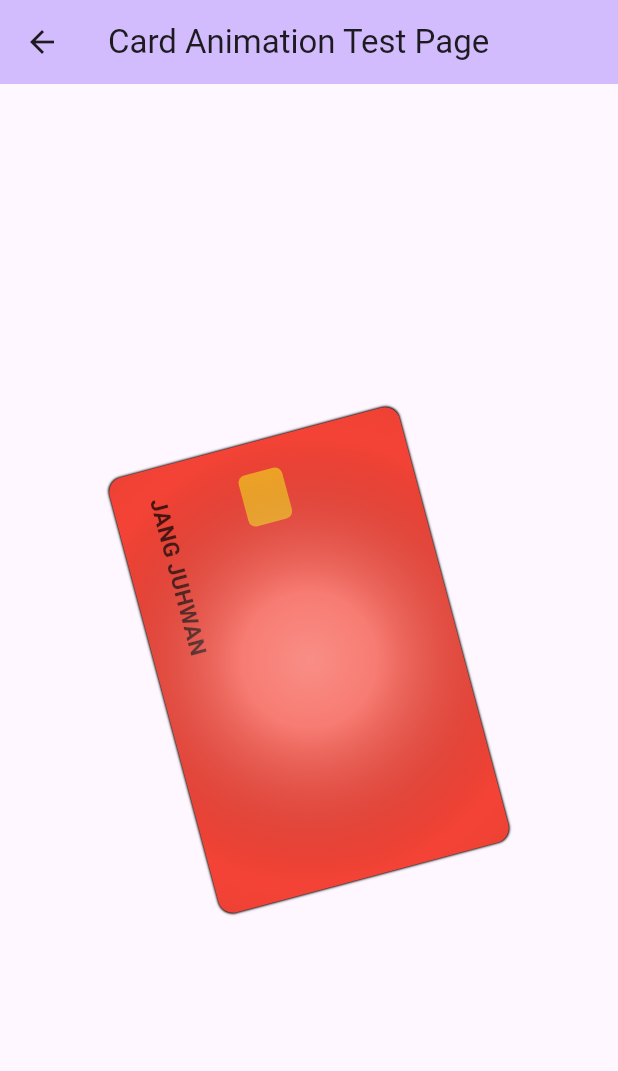
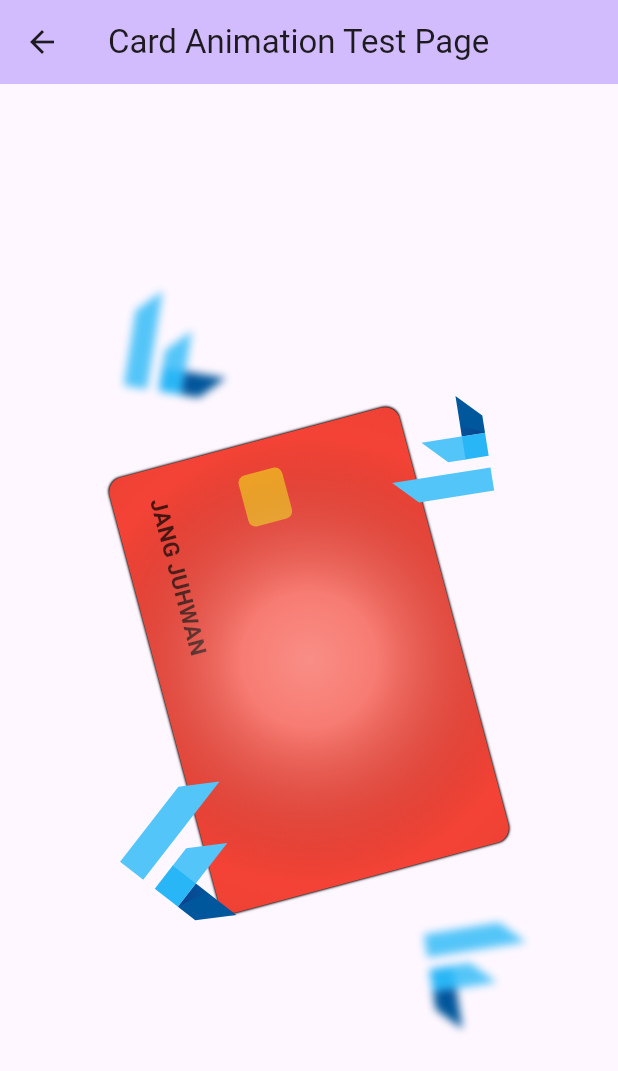
Before and after one commit to orange-amuz/orange_core, a Flutter app: the CardAnimationTestPage screen opened directly, on a phone screen of 412 x 824 dp. Shown: the top 1071 px of the screen. Run offline on Flutter 3.47's test engine with Material 2 defaults, Android fonts, the phone set to English and light mode, and no system bars.

Commit message:
카드 애니메이션 페이지, 주사위 애니메이션 페이지 수정

```diff
--- a/example/lib/pages/card_animation_test_page/card_animation_test_page.dart
+++ b/example/lib/pages/card_animation_test_page/card_animation_test_page.dart
@@ -1,7 +1,7 @@
 import 'dart:math' as math;
+import 'dart:ui';
 
 import 'package:flutter/material.dart';
-import 'package:sensors_plus/sensors_plus.dart';
 
 class CardAnimationTestPage extends StatefulWidget {
   const CardAnimationTestPage({Key? key}) : super(key: key);
@@ -11,7 +11,7 @@ class CardAnimationTestPage extends StatefulWidget {
 }
 
 class _CardAnimationTestPage extends State<CardAnimationTestPage>
-    with SingleTickerProviderStateMixin {
+    with TickerProviderStateMixin {
   bool isForward = false;
 
   static const cardAngle = math.pi / 12 * 5;
@@ -35,35 +35,56 @@ class _CardAnimationTestPage extends State<CardAnimationTestPage>
     duration: const Duration(milliseconds: 300),
   );
 
+  late final initialAnimationController = AnimationController(
+    vsync: this,
+    duration: const Duration(milliseconds: 300),
+  );
+
+  late final repeatAnimationController = AnimationController(
+    vsync: this,
+    duration: const Duration(milliseconds: 500),
+  );
+
   @override
   void initState() {
     super.initState();
 
     animationController.reverseDuration = const Duration(milliseconds: 1000);
 
-    gyroscopeEvents.listen(
-      (event) {
-        // print(event.toString());
-
-        // updateValueForwardGyro(x: event.x, y: event.y);
-
-        beforeX = event.x;
-        beforeY = event.y;
+    animationController.addListener(
+      () {
+        setState(() {});
       },
     );
 
-    animationController.addListener(
+    initialAnimationController.addListener(
       () {
         setState(() {});
+      },
+    );
+
+    repeatAnimationController.addListener(
+      () {
+        setState(() {});
+      },
+    );
+
+    WidgetsBinding.instance.addPostFrameCallback(
+      (timeStamp) {
+        initialAnimationController.forward();
       },
     );
   }
 
   @override
   void dispose() {
+    animationController.dispose();
+
+    initialAnimationController.dispose();
+
+    repeatAnimationController.dispose();
+
     super.dispose();
-
-    animationController.dispose();
   }
 
   void setCurveForward() {
@@ -74,40 +95,40 @@ class _CardAnimationTestPage extends State<CardAnimationTestPage>
     curve = Curves.bounceOut.flipped;
   }
 
-  Future<void> updateValueForwardGyro({
-    required double x,
-    required double y,
-  }) async {
-    // final center = Offset(
-    //   constraints.maxWidth / 2,
-    //   constraints.maxHeight / 2,
-    // );
+  // Future<void> updateValueForwardGyro({
+  //   required double x,
+  //   required double y,
+  // }) async {
+  //   // final center = Offset(
+  //   //   constraints.maxWidth / 2,
+  //   //   constraints.maxHeight / 2,
+  //   // );
 
-    final relativeOffset = Offset(
-      x,
-      y,
-    );
+  //   final relativeOffset = Offset(
+  //     x,
+  //     y,
+  //   );
 
-    final dx = relativeOffset.dx;
-    final dy = relativeOffset.dy;
+  //   final dx = relativeOffset.dx;
+  //   final dy = relativeOffset.dy;
 
-    final angle = -math.atan2(dy, dx) < 0
-        ? -math.atan2(dy, dx) + math.pi * 2
-        : -math.atan2(dy, dx);
+  //   final angle = -math.atan2(dy, dx) < 0
+  //       ? -math.atan2(dy, dx) + math.pi * 2
+  //       : -math.atan2(dy, dx);
 
-    xAlign = -1.4 * math.cos(angle + cardAngle);
-    yAlign = 1.2 * math.sin(angle + cardAngle);
+  //   xAlign = -1.4 * math.cos(angle + cardAngle);
+  //   yAlign = 1.2 * math.sin(angle + cardAngle);
 
-    xAngle = -math.pi / 6 * math.cos(angle + cardAngle);
-    yAngle = math.pi / 6 * math.sin(angle + cardAngle);
-    // zAngle = -math.pi / 6 * math.tan(angle + cardAngle);
+  //   xAngle = -math.pi / 6 * math.cos(angle + cardAngle);
+  //   yAngle = math.pi / 6 * math.sin(angle + cardAngle);
+  //   // zAngle = -math.pi / 6 * math.tan(angle + cardAngle);
 
-    // print('$xAngle, $yAngle');
+  //   // print('$xAngle, $yAngle');
 
-    curve = Curves.easeInOut;
+  //   curve = Curves.easeInOut;
 
-    await animationController.forward();
-  }
+  //   await animationController.forward();
+  // }
 
   Future<void> updateValueForward({
     required BoxConstraints constraints,
@@ -136,9 +157,6 @@ class _CardAnimationTestPage extends State<CardAnimationTestPage>
 
     xAngle = -math.pi / 6 * math.cos(angle + cardAngle);
     yAngle = math.pi / 6 * math.sin(angle + cardAngle);
-    // zAngle = -math.pi / 6 * math.tan(angle + cardAngle);
-
-    // print('$xAngle, $yAngle');
 
     curve = Curves.easeInOut;
 
@@ -171,6 +189,8 @@ class _CardAnimationTestPage extends State<CardAnimationTestPage>
                   x: details.localPosition.dx,
                   y: details.localPosition.dy,
                 );
+
+                initialAnimationController.reverse();
               },
               onPanUpdate: (details) {
                 setState(() {
@@ -183,18 +203,221 @@ class _CardAnimationTestPage extends State<CardAnimationTestPage>
               },
               onPanCancel: () {
                 updateValueReverse();
+
+                initialAnimationController.forward();
               },
               onPanEnd: (details) {
                 updateValueReverse();
+
+                initialAnimationController.forward();
               },
-              onDoubleTap: () async {
-                // await updateValueReverse();
+              child: Stack(
+                children: [
+                  _buildBackLargeLogo(),
+                  _buildBackSmallLogo(),
+                  _buildFilter(),
+                  _buildCard(),
+                  _buildFrontSmallLogo(),
+                  _buildFrontLargeLogo(),
+                ],
+              ),
+            );
+          },
+        ),
+      ),
+    );
+  }
 
-                // yAngle = math.pi;
+  Widget _buildBackLargeLogo() {
+    return Center(
+      child: Transform(
+        alignment: Alignment.center,
+        transform: Matrix4.identity()
+          ..translate(
+            Tween(begin: 0.0, end: 100.0)
+                .chain(CurveTween(curve: Curves.easeInOut))
+                .evaluate(initialAnimationController)
+                .toDouble(),
+            Tween(begin: 0.0, end: 200.0)
+                .chain(CurveTween(curve: Curves.easeInOut))
+                .evaluate(initialAnimationController)
+                .toDouble(),
+            0.0,
+          )
+          ..scale(
+            Tween(begin: 0.5, end: 1.0)
+                .chain(CurveTween(curve: Curves.easeInOut))
+                .evaluate(initialAnimationController)
+                .toDouble(),
+            Tween(begin: 0.5, end: 1.0)
+                .chain(CurveTween(curve: Curves.easeInOut))
+                .evaluate(initialAnimationController)
+                .toDouble(),
+            1,
+          ),
+        child: Transform.rotate(
+          angle: math.pi / 5,
+          child: Opacity(
+            opacity: Tween(begin: 0.0, end: 1.0)
+                .chain(CurveTween(curve: Curves.easeInOut))
+                .evaluate(initialAnimationController)
+                .toDouble(),
+            child: const FlutterLogo(
+              style: FlutterLogoStyle.markOnly,
+              size: 80,
+            ),
+          ),
+        ),
+      ),
+    );
+  }
 
-                // animationController.forward();
-              },
-              child: Center(
+  Widget _buildBackSmallLogo() {
+    return Center(
+      child: Transform(
+        alignment: Alignment.center,
+        transform: Matrix4.identity()
+          ..translate(
+            Tween(begin: 0.0, end: -100.0)
+                .chain(CurveTween(curve: Curves.easeInOut))
+                .evaluate(initialAnimationController)
+                .toDouble(),
+            Tween(begin: 0.0, end: -200.0)
+                .chain(CurveTween(curve: Curves.easeInOut))
+                .evaluate(initialAnimationController)
+                .toDouble(),
+            0.0,
+          )
+          ..scale(
+            Tween(begin: 0.5, end: 1.0)
+                .chain(CurveTween(curve: Curves.easeInOut))
+                .evaluate(initialAnimationController)
+                .toDouble(),
+            Tween(begin: 0.5, end: 1.0)
+                .chain(CurveTween(curve: Curves.easeInOut))
+                .evaluate(initialAnimationController)
+                .toDouble(),
+            1,
+          ),
+        child: Transform.rotate(
+          angle: -math.pi / 5,
+          child: Opacity(
+            opacity: Tween(begin: 0.0, end: 1.0)
+                .chain(CurveTween(curve: Curves.easeInOut))
+                .evaluate(initialAnimationController)
+                .toDouble(),
+            child: const FlutterLogo(
+              style: FlutterLogoStyle.markOnly,
+              size: 80,
+            ),
+          ),
+        ),
+      ),
+    );
+  }
+
+  Widget _buildFilter() {
+    return BackdropFilter(
+      filter: ImageFilter.blur(
+        sigmaX: 3,
+        sigmaY: 3,
+      ),
+      child: Container(
+        color: Colors.transparent,
+      ),
+    );
+  }
+
+  Widget _buildFrontSmallLogo() {
+    return Center(
+      child: Transform(
+        alignment: Alignment.center,
+        transform: Matrix4.identity()
+          ..translate(
+            Tween(begin: 0.0, end: 100.0)
+                .chain(CurveTween(curve: Curves.easeInOut))
+                .evaluate(initialAnimationController)
+                .toDouble(),
+            Tween(begin: 0.0, end: -130.0)
+                .chain(CurveTween(curve: Curves.easeInOut))
+                .evaluate(initialAnimationController)
+                .toDouble(),
+            0.0,
+          )
+          ..scale(
+            Tween(begin: 0.5, end: 1.0)
+                .chain(CurveTween(curve: Curves.easeInOut))
+                .evaluate(initialAnimationController)
+                .toDouble(),
+            Tween(begin: 0.5, end: 1.0)
+                .chain(CurveTween(curve: Curves.easeInOut))
+                .evaluate(initialAnimationController)
+                .toDouble(),
+            1,
+          ),
+        child: Transform.rotate(
+          angle: math.pi + (math.pi / 5),
+          child: Opacity(
+            opacity: Tween(begin: 0.0, end: 1.0)
+                .chain(CurveTween(curve: Curves.easeInOut))
+                .evaluate(initialAnimationController)
+                .toDouble(),
+            child: const FlutterLogo(
+              style: FlutterLogoStyle.markOnly,
+              size: 80,
+            ),
+          ),
+        ),
+      ),
+    );
+  }
+
+  Widget _buildFrontLargeLogo() {
+    return Center(
+      child: Transform(
+        alignment: Alignment.center,
+        transform: Matrix4.identity()
+          ..translate(
+            Tween(begin: 0.0, end: -90.0)
+                .chain(CurveTween(curve: Curves.easeInOut))
+                .evaluate(initialAnimationController)
+                .toDouble(),
+            Tween(begin: 0.0, end: 130.0)
+                .chain(CurveTween(curve: Curves.easeInOut))
+                .evaluate(initialAnimationController)
+                .toDouble(),
+            0.0,
+          )
+          ..scale(
+            Tween(begin: 0.5, end: 1.0)
+                .chain(CurveTween(curve: Curves.easeInOut))
+                .evaluate(initialAnimationController)
+                .toDouble(),
+            Tween(begin: 0.5, end: 1.0)
+                .chain(CurveTween(curve: Curves.easeInOut))
+                .evaluate(initialAnimationController)
+                .toDouble(),
+            1,
+          ),
+        child: Transform.rotate(
+          angle: -math.pi / 25,
+          child: Opacity(
+            opacity: Tween(begin: 0.0, end: 1.0)
+                .chain(CurveTween(curve: Curves.easeInOut))
+                .evaluate(initialAnimationController)
+                .toDouble(),
+            child: const FlutterLogo(
+              style: FlutterLogoStyle.markOnly,
+              size: 100,
+            ),
+          ),
+        ),
+      ),
+    );
+  }
+
+  Widget _buildCard() {
+    return Center(
       child: Transform(
         alignment: Alignment.center,
         transform: Matrix4.identity()
@@ -212,9 +435,7 @@ class _CardAnimationTestPage extends State<CardAnimationTestPage>
             Tween(
               begin: 0.0,
               end: -yAngle,
-                      )
-                          .chain(CurveTween(curve: curve))
-                          .evaluate(animationController),
+            ).chain(CurveTween(curve: curve)).evaluate(animationController),
           ),
         child: Transform.rotate(
           angle: cardAngle,
@@ -227,11 +448,6 @@ class _CardAnimationTestPage extends State<CardAnimationTestPage>
                     .evaluate(animationController)
                     .toDouble(),
                 colors: [
-                            // Colors.red.shade100,
-                            // Colors.red.shade200,
-                            // Colors.red,
-                            // Colors.red.shade800,
-                            // Colors.red.shade900,
                   Colors.white.withOpacity(0.4),
                   Colors.white.withOpacity(0.3),
                   Colors.transparent,
@@ -308,11 +524,6 @@ class _CardAnimationTestPage extends State<CardAnimationTestPage>
           ),
         ),
       ),
-              ),
-            );
-          },
-        ),
-      ),
     );
   }
 }
--- a/example/lib/pages/dice_animation_test_page/dice_animation_test_page.dart
+++ b/example/lib/pages/dice_animation_test_page/dice_animation_test_page.dart
@@ -33,9 +33,13 @@ class _DiceAnimationTestPage extends State<DiceAnimationTestPage> {
             );
           },
           child: Center(
-            child: CubeWidget(
-              x: x,
-              y: y,
+            child: Stack(
+              children: [
+                CubeWidget(
+                  x: x,
+                  y: y,
+                ),
+              ],
             ),
           ),
         ),
```
Lines whose indentation alone changed are shown as unchanged.
